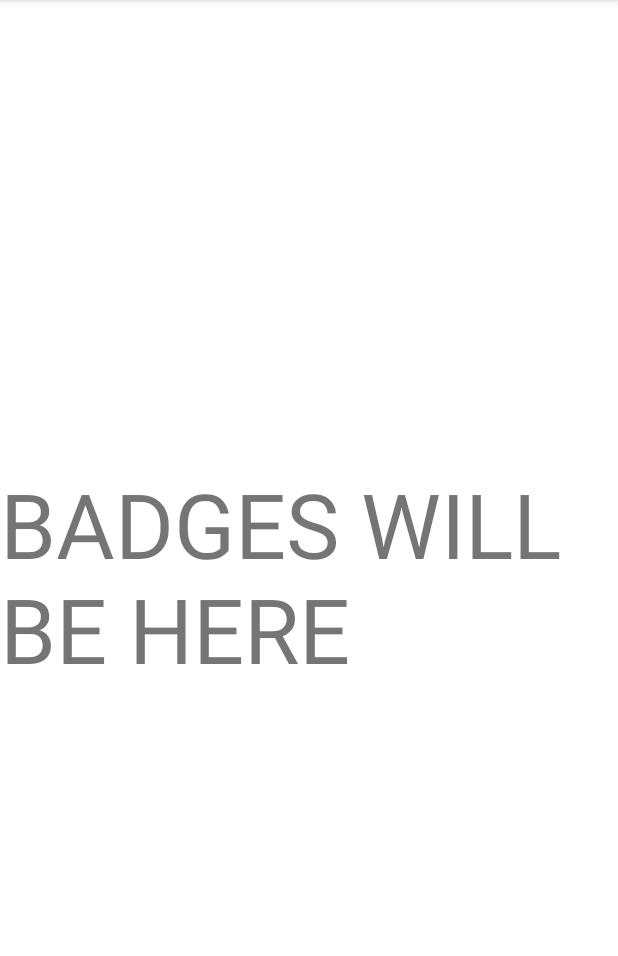
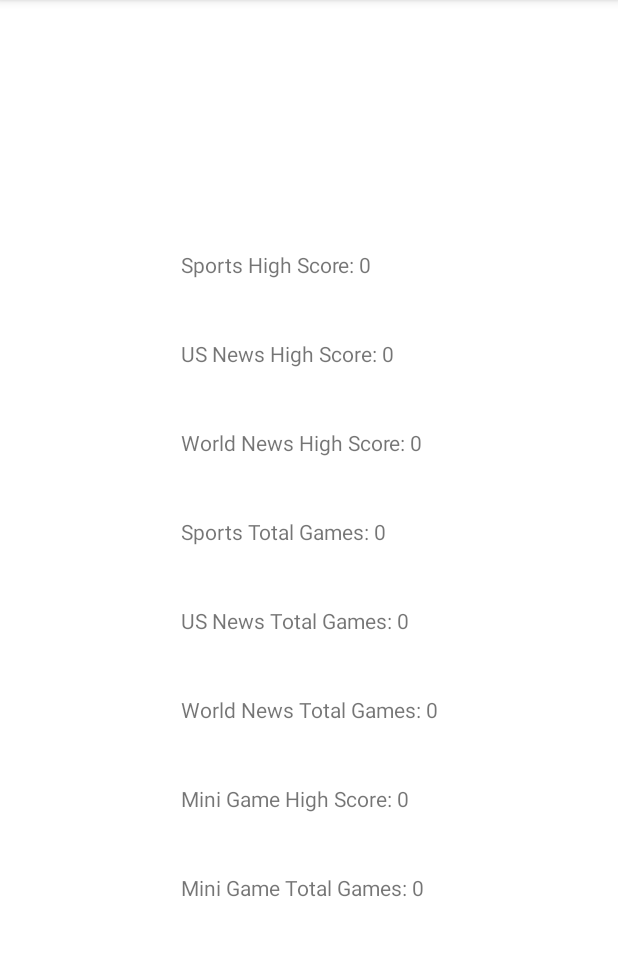
Before and after one commit to erik-rosa/TweetCrack, an Android app: the ViewBadges screen opened directly, with no data from a screen before it, on a phone screen of 412 x 824 dp, the part 84-1040 px from its top. Run offline under Robolectric (Android 15) with nearby library versions, the phone set to English and light mode, and no system bars; our stand-ins replace Volley; network calls fail.

Commit message:
Added game state and stats

```diff
--- a/app/build.gradle
+++ b/app/build.gradle
@@ -32,7 +32,7 @@ dependencies {
     implementation 'androidx.appcompat:appcompat:1.3.1'
     implementation 'com.google.android.material:material:1.4.0'
     implementation 'androidx.constraintlayout:constraintlayout:2.1.1'
-    implementation fileTree(dir: 'C:\\Users\\rosas\\AndroidStudioProjects\\TweetCrack\\app\\libs', include: ['*.aar', '*.jar'], exclude: [])
+    implementation fileTree(dir: 'C:\\Users\\Peyton\\AndroidStudioProjects\\TweetCrack\\app\\libs', include: ['*.aar', '*.jar'], exclude: [])
     testImplementation 'junit:junit:4.+'
     androidTestImplementation 'androidx.test.ext:junit:1.1.3'
     androidTestImplementation 'androidx.test.espresso:espresso-core:3.4.0'
--- a/app/src/main/java/com/example/tweetcrack/Game.java
+++ b/app/src/main/java/com/example/tweetcrack/Game.java
@@ -1,10 +1,28 @@
 package com.example.tweetcrack;
+
+import android.content.SharedPreferences;
+import android.view.View;
 
 import com.android.volley.RequestQueue;
 
 public class Game {
+    SharedPreferences mPrefs;
+    SharedPreferences.Editor mEditor;
+    public Game(SharedPreferences m) {
+        mPrefs = m;
+        mEditor = mPrefs.edit();
 
-//    public Tweet(RequestQueue q) {
-//        queue = q;
-//    }
+    }
+    public int getHighScore(String category){
+        return mPrefs.getInt("highScore" + category, 0);
+    }
+    public int getTotalGamesPlayed(String category){
+        return mPrefs.getInt("gamesPlayed" + category, 0);
+    }
+    public void completeGame(int score, String category){
+        int prevHighScore = mPrefs.getInt("highScore" + category, 0);
+        if(prevHighScore < score)
+            mEditor.putInt("highScore" + category, score).commit();
+        mEditor.putInt("gamesPlayed" + category, mPrefs.getInt("gamesPlayed" + category, 0)).commit();
+    }
 }
--- /dev/null
+++ b/app/src/main/java/com/example/tweetcrack/GlobalVariables.java
@@ -0,0 +1,5 @@
+package com.example.tweetcrack;
+
+public class GlobalVariables {
+    public static Game gameState;
+}
--- a/app/src/main/java/com/example/tweetcrack/MainActivity.java
+++ b/app/src/main/java/com/example/tweetcrack/MainActivity.java
@@ -3,6 +3,7 @@ package com.example.tweetcrack;
 import androidx.appcompat.app.AppCompatActivity;
 
 import android.content.Intent;
+import android.content.SharedPreferences;
 import android.os.Bundle;
 import android.util.Log;
 import android.view.View;
@@ -134,8 +135,14 @@ public class MainActivity extends AppCompatActivity {
 
     @Override
     protected void onCreate(Bundle savedInstanceState) {
+
         super.onCreate(savedInstanceState);
         setContentView(R.layout.activity_main);
+
+        SharedPreferences mPrefs = getSharedPreferences("GameState", 0);
+        GlobalVariables.gameState =  new Game(mPrefs);
+
+
         queue = Volley.newRequestQueue(MainActivity.this);
         final TextView textView = (TextView) findViewById(R.id.textView);
 
--- a/app/src/main/java/com/example/tweetcrack/ViewBadges.java
+++ b/app/src/main/java/com/example/tweetcrack/ViewBadges.java
@@ -3,6 +3,9 @@ package com.example.tweetcrack;
 import androidx.appcompat.app.AppCompatActivity;
 
 import android.os.Bundle;
+import android.widget.TextView;
+
+import org.w3c.dom.Text;
 
 public class ViewBadges extends AppCompatActivity {
 
@@ -10,5 +13,27 @@ public class ViewBadges extends AppCompatActivity {
     protected void onCreate(Bundle savedInstanceState) {
         super.onCreate(savedInstanceState);
         setContentView(R.layout.activity_view_badges);
+
+        TextView sportsHS = findViewById(R.id.sportsHS);
+        TextView usnewsHS = findViewById(R.id.usnewsHS);
+        TextView worldnewsHS = findViewById(R.id.worldnewsHS);
+
+        TextView sportsTOT = findViewById(R.id.sportsTOT);
+        TextView usnewsTOT = findViewById(R.id.usnewsTOT);
+        TextView worldnewsTOT = findViewById(R.id.worldnewsTOT);
+
+        TextView miniHS = findViewById(R.id.miniHS);
+        TextView miniTOT = findViewById(R.id.miniTOT);
+
+        sportsHS.setText("Sports High Score: " + GlobalVariables.gameState.getHighScore("sports"));
+        usnewsHS.setText("US News High Score: " + GlobalVariables.gameState.getHighScore("usnews"));
+        worldnewsHS.setText("World News High Score: " + GlobalVariables.gameState.getHighScore("worldnews"));
+
+        sportsTOT.setText("Sports Total Games: " + GlobalVariables.gameState.getTotalGamesPlayed("sports"));
+        usnewsTOT.setText("US News Total Games: " + GlobalVariables.gameState.getTotalGamesPlayed("usnews"));
+        worldnewsTOT.setText("World News Total Games: " + GlobalVariables.gameState.getTotalGamesPlayed("worldnews"));
+
+        miniHS.setText("Mini Game High Score: " + GlobalVariables.gameState.getHighScore("mini"));
+        miniTOT.setText("Mini Game Total Games: " + GlobalVariables.gameState.getTotalGamesPlayed("mini"));
     }
 }
--- a/app/src/main/res/layout/activity_view_badges.xml
+++ b/app/src/main/res/layout/activity_view_badges.xml
@@ -6,14 +6,113 @@
     android:layout_height="match_parent"
     tools:context=".ViewBadges">
 
-    <TextView
-        android:id="@+id/textView2"
+    <TableLayout
         android:layout_width="wrap_content"
         android:layout_height="wrap_content"
-        android:text="BADGES WILL BE HERE"
-        android:textSize="60sp"
         app:layout_constraintBottom_toBottomOf="parent"
         app:layout_constraintEnd_toEndOf="parent"
         app:layout_constraintStart_toStartOf="parent"
-        app:layout_constraintTop_toTopOf="parent" />
+        app:layout_constraintTop_toTopOf="parent">
+
+        <TableRow
+            android:layout_width="match_parent"
+            android:layout_height="match_parent" >
+
+            <TextView
+                android:id="@+id/sportsHS"
+                android:layout_width="wrap_content"
+                android:layout_height="wrap_content"
+                android:layout_margin="20dp"
+                android:text="TextView" />
+        </TableRow>
+
+        <TableRow
+            android:layout_width="match_parent"
+            android:layout_height="match_parent" >
+
+            <TextView
+                android:id="@+id/usnewsHS"
+                android:layout_width="match_parent"
+                android:layout_height="wrap_content"
+                android:layout_margin="20dp"
+                android:text="TextView" />
+        </TableRow>
+
+        <TableRow
+            android:layout_width="match_parent"
+            android:layout_height="match_parent" >
+
+            <TextView
+                android:id="@+id/worldnewsHS"
+                android:layout_width="wrap_content"
+                android:layout_height="wrap_content"
+                android:layout_margin="20dp"
+                android:text="TextView" />
+        </TableRow>
+
+        <TableRow
+            android:layout_width="match_parent"
+            android:layout_height="match_parent" >
+
+            <TextView
+                android:id="@+id/sportsTOT"
+                android:layout_width="wrap_content"
+                android:layout_height="wrap_content"
+                android:layout_margin="20dp"
+                android:text="TextView" />
+        </TableRow>
+
+        <TableRow
+            android:layout_width="match_parent"
+            android:layout_height="match_parent">
+
+            <TextView
+                android:id="@+id/usnewsTOT"
+                android:layout_width="wrap_content"
+                android:layout_height="wrap_content"
+                android:layout_margin="20dp"
+                android:text="TextView" />
+        </TableRow>
+
+        <TableRow
+            android:layout_width="match_parent"
+            android:layout_height="match_parent">
+
+            <TextView
+                android:id="@+id/worldnewsTOT"
+                android:layout_width="wrap_content"
+                android:layout_height="wrap_content"
+                android:layout_margin="20dp"
+                android:text="TextView" />
+
+        </TableRow>
+
+        <TableRow
+            android:layout_width="match_parent"
+            android:layout_height="match_parent"
+            android:gravity="center">
+
+            <TextView
+                android:id="@+id/miniHS"
+                android:layout_width="wrap_content"
+                android:layout_height="wrap_content"
+                android:layout_margin="20dp"
+                android:text="TextView" />
+        </TableRow>
+
+        <TableRow
+            android:layout_width="match_parent"
+            android:layout_height="match_parent"
+            android:gravity="center">
+
+            <TextView
+                android:id="@+id/miniTOT"
+                android:layout_width="wrap_content"
+                android:layout_height="wrap_content"
+                android:layout_margin="20dp"
+                android:text="TextView" />
+        </TableRow>
+
+    </TableLayout>
+
 </androidx.constraintlayout.widget.ConstraintLayout>
```
Also changed, not shown: 1 other file.
